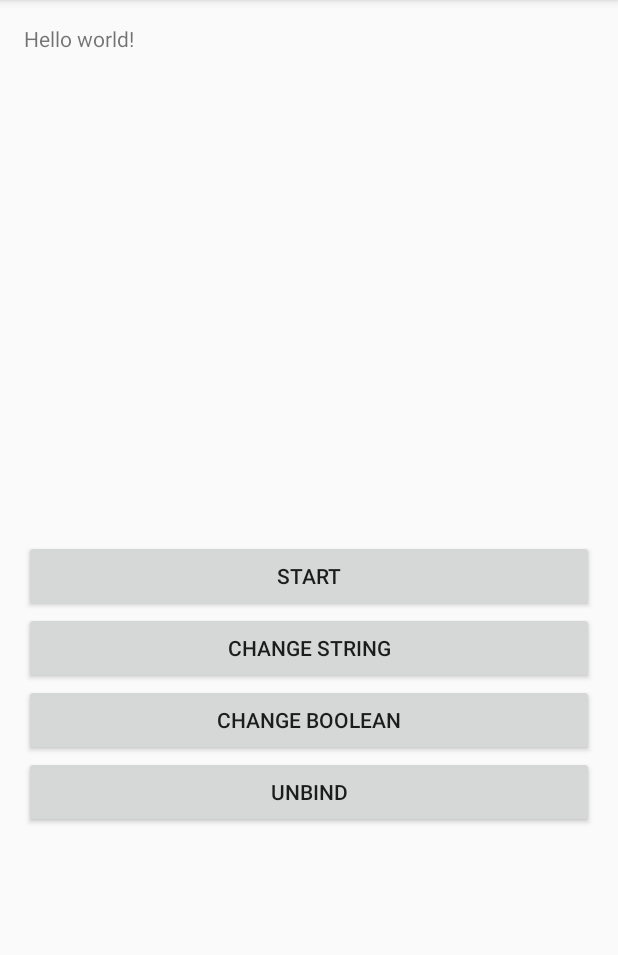
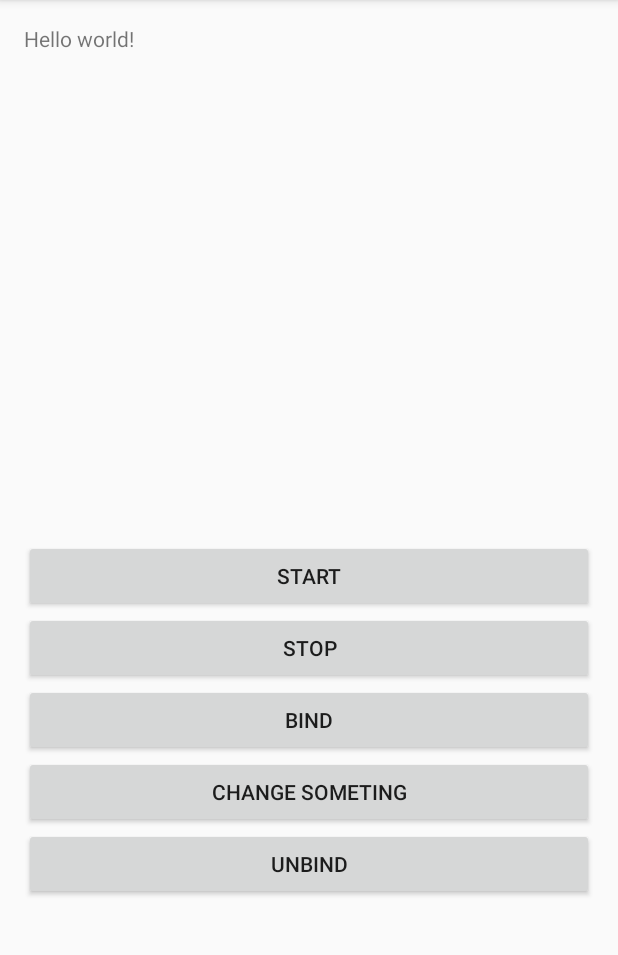
Before and after one commit to michaeltencheck/BlackHorse, an Android app: the screen it shows after launch (MainActivity), on a phone screen of 412 x 824 dp, the part 84-1039 px from its top. Run offline under Robolectric (Android 15) with nearby library versions, the phone set to English and light mode, and no system bars.

Commit message:
test of service
test of service about start stop , bind and unbind

```diff
--- a/testservice/src/main/java/com/example/test/testservice/MainActivity.java
+++ b/testservice/src/main/java/com/example/test/testservice/MainActivity.java
@@ -17,9 +17,9 @@ import com.example.test.testservice.service.MyService;
 
 public class MainActivity extends AppCompatActivity implements View.OnClickListener{
     private static final String TAG = "MainActivity";
-    private Button button, button1,button2, button3;
+    private Button button, button1,button2, button3, button4;
     private Intent intent;
-    private Change myChange;
+//    private Change myChange;
     private MyConnection myConnection;
 
     @Override
@@ -41,7 +41,13 @@ public class MainActivity extends AppCompatActivity implements View.OnClickListe
         button3 = (Button) findViewById(R.id.button3);
         button3.setOnClickListener(this);
 
+        button4 = (Button) findViewById(R.id.button4);
+        button4.setOnClickListener(this);
+
         myConnection = new MyConnection();
+
+
+
     }
 
     @Override
@@ -70,35 +76,46 @@ public class MainActivity extends AppCompatActivity implements View.OnClickListe
     public void onClick(View v) {
         switch (v.getId()) {
             case R.id.button:
-                bindService(intent, myConnection, BIND_AUTO_CREATE);
+//                bindService(intent, new MyConnection(), BIND_AUTO_CREATE);
+                startService(intent);
                 Log.i(TAG, "onClick button");
                 break;
             case R.id.button1:
-                myChange.changeBoolean();
+//                myChange.changeBoolean();
+                stopService(intent);
                 Log.i(TAG, "onClick button1");
                 break;
             case R.id.button2:
-                myChange.changeString();
+//                myChange.changeString();
+//                myChange.changeString("button2");
+                bindService(intent, myConnection, BIND_AUTO_CREATE);
                 Log.i(TAG, "onClick button2");
                 break;
             case R.id.button3:
+//                stopService(intent);
+//                myChange.changeString("button3");
+                Log.i(TAG, "onClick unbindService");
+                break;
+            case R.id.button4:
+//                myChange.changeString("button4");
                 unbindService(myConnection);
-                Log.i(TAG, "onClick unbindService");
-
+                Log.i(TAG, "onClick button4");
                 break;
         }
     }
 
     private class MyConnection implements ServiceConnection {
-
+        Change myChange;
         @Override
         public void onServiceConnected(ComponentName name, IBinder service) {
+//            myChange = (MyService.MyChange) service;
             myChange = (Change) service;
+            myChange.changeString("onServiceConnected");
         }
 
         @Override
         public void onServiceDisconnected(ComponentName name) {
-
+            myChange.changeString("onServiceDisconnected");
         }
     }
 }
--- a/testservice/src/main/res/layout/activity_main.xml
+++ b/testservice/src/main/res/layout/activity_main.xml
@@ -18,24 +18,32 @@
     <Button
         android:layout_below="@id/button"
         android:layout_centerInParent="true"
+        android:id="@+id/button1"
+        android:text="Stop"
+        android:layout_width="match_parent"
+        android:layout_height="wrap_content" />
+
+    <Button
+        android:layout_below="@id/button1"
+        android:layout_centerInParent="true"
+        android:text="Bind"
         android:id="@+id/button2"
-        android:text="Change String"
         android:layout_width="match_parent"
         android:layout_height="wrap_content" />
 
     <Button
         android:layout_below="@id/button2"
         android:layout_centerInParent="true"
-        android:text="Change Boolean"
-        android:id="@+id/button1"
+        android:text="Change Someting"
+        android:id="@+id/button3"
         android:layout_width="match_parent"
         android:layout_height="wrap_content" />
 
     <Button
-        android:layout_below="@id/button1"
+        android:layout_below="@id/button3"
         android:layout_centerInParent="true"
         android:text="Unbind"
-        android:id="@+id/button3"
+        android:id="@+id/button4"
         android:layout_width="match_parent"
         android:layout_height="wrap_content" />
 
```
Also changed, not shown: testservice/src/main/java/com/example/test/testservice/interf/Change.java (+1 -1 lines), testservice/src/main/java/com/example/test/testservice/service/MyService.java (+21 -9 lines).
